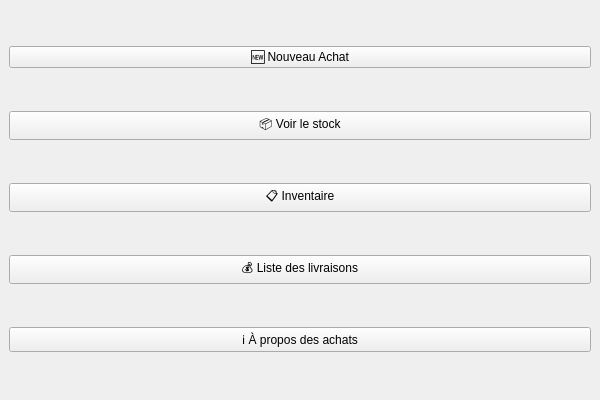
This is mainwindow.ui in Alt68719/projet_achats as Qt 5 draws it before an edit. The edited form follows.
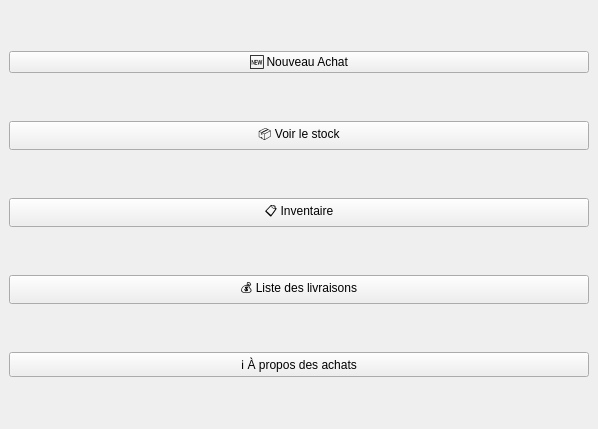
This is the edited form.

The edit to the form file:
```diff
--- a/mainwindow.ui
+++ b/mainwindow.ui
@@ -6,8 +6,8 @@
    <rect>
     <x>0</x>
     <y>0</y>
-    <width>600</width>
-    <height>400</height>
+    <width>598</width>
+    <height>429</height>
    </rect>
   </property>
   <property name="windowTitle">
```
